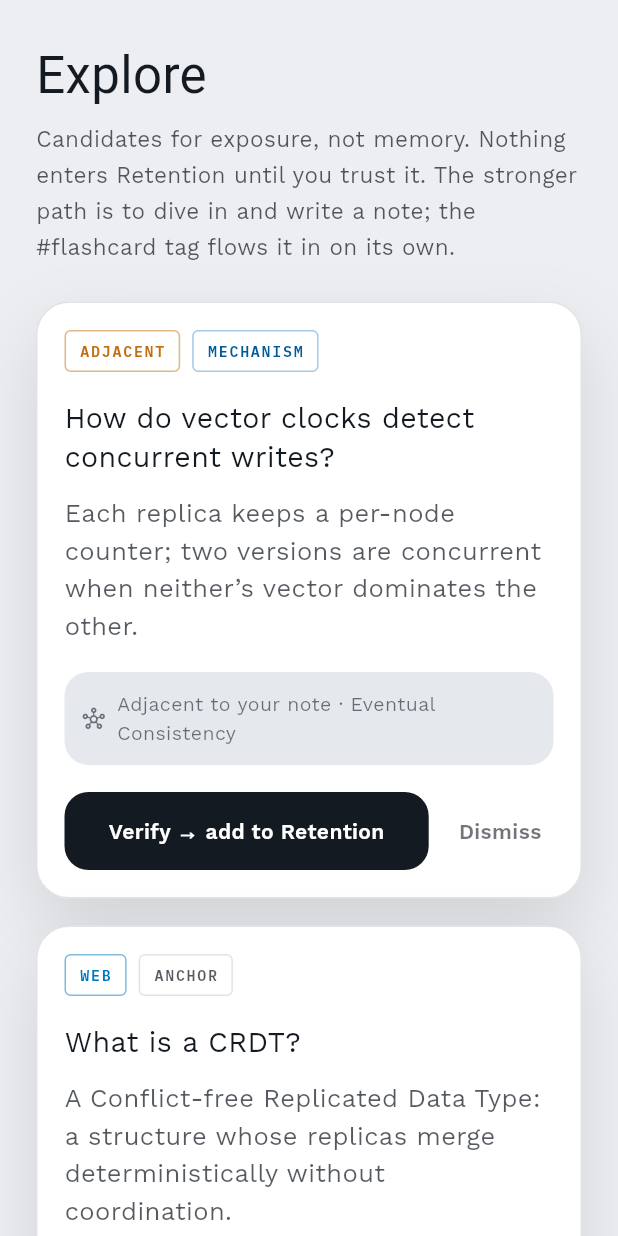
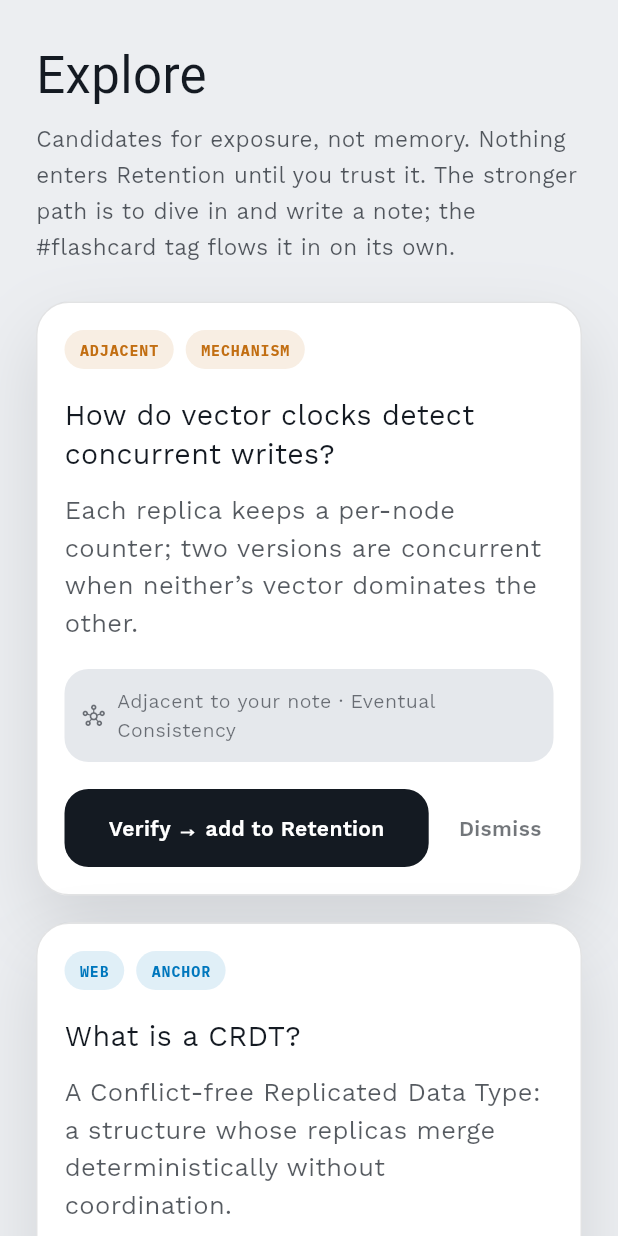
Before and after one commit to moha-elh/Grasp, a Flutter app: the ExploreScreen widget shown alone on an empty page, opened directly, on a phone screen of 412 x 824 dp. Run offline on Flutter 3.47's test engine with Material 3 defaults, Android fonts, the phone set to English and light mode, and no system bars; our stand-ins replace flutter_dotenv, flutter_riverpod, flutter_secure_storage, google_fonts, supabase_flutter; missing offline and left inert: flutter_web_auth_2, fsrs; accounts and stored records are empty; Roboto replaces fonts that are missing (Fugaz One).

Commit message:
style: unify card badges into tinted pill tags
Anchor/Mechanism/Application/Pending/Remake, Explore Adjacent/Web, and the
retention gap chip now share one tinted Tag (soft wash + colored mono text,
pill-shaped) instead of thin outline boxes. Type colors align with the ring
scheme: anchor blue, mechanism amber, application green.

Claude-Session: https://claude.ai/code/session_01HUYBJpE9JYiLBJEedpJ5FK

```diff
--- /dev/null
+++ b/lib/design/widgets/tag.dart
@@ -0,0 +1,31 @@
+import 'package:flutter/widgets.dart';
+
+import '../tokens.dart';
+import '../typography.dart';
+
+/// A small tinted tag: soft color wash behind colored mono text, pill-shaped.
+/// Used for card-type, lifecycle, and source labels so they read as quiet
+/// metadata, not actions (filled ink pills stay reserved for actions).
+class Tag extends StatelessWidget {
+  final String label;
+  final Color color;
+  const Tag(this.label, this.color, {super.key});
+
+  @override
+  Widget build(BuildContext context) {
+    return Container(
+      padding: const EdgeInsets.symmetric(horizontal: 10, vertical: 5),
+      decoration: BoxDecoration(
+        color: color.withValues(alpha: 0.12),
+        borderRadius: BorderRadius.circular(T.rPill),
+      ),
+      child: Text(
+        label.toUpperCase(),
+        style: Typo.mono(size: 9.5, color: color).copyWith(
+          fontWeight: FontWeight.w700,
+          letterSpacing: 0.6,
+        ),
+      ),
+    );
+  }
+}
--- a/lib/design/widgets/type_badge.dart
+++ b/lib/design/widgets/type_badge.dart
@@ -2,48 +2,26 @@ import 'package:flutter/widgets.dart';
 
 import '../../data/models/card.dart';
 import '../tokens.dart';
-import '../typography.dart';
+import 'tag.dart';
 
-/// Outline-only badge for card type (FR-8) and lifecycle states. Filled pills
-/// are reserved for actions, so these are always border + colored text.
-/// Design system §04 Type badges.
+/// Tinted tag for card type (FR-8) and lifecycle states. Colors match the app's
+/// type scheme everywhere: Naming/anchor = blue, Mechanism = amber, Application
+/// = green. Design system §04 Type badges (quiet metadata, not actions).
 class TypeBadge extends StatelessWidget {
   final String label;
-  final Color textColor;
-  final Color borderColor;
+  final Color color;
 
-  const TypeBadge._(this.label, this.textColor, this.borderColor);
+  const TypeBadge._(this.label, this.color);
 
-  factory TypeBadge.type(CardType type) {
-    switch (type) {
-      case CardType.anchor:
-        return const TypeBadge._('ANCHOR', T.inkBody, T.hairline);
-      case CardType.mechanism:
-        return const TypeBadge._('MECHANISM', T.mechText, T.mechBorder);
-      case CardType.application:
-        return const TypeBadge._('APPLICATION', T.appText, T.appBorder);
-    }
-  }
+  factory TypeBadge.type(CardType type) => switch (type) {
+        CardType.anchor => const TypeBadge._('Anchor', T.ringName),
+        CardType.mechanism => const TypeBadge._('Mechanism', T.ringExplain),
+        CardType.application => const TypeBadge._('Application', T.appText),
+      };
 
-  factory TypeBadge.remake() =>
-      const TypeBadge._('REMAKE', T.remakeText, T.remakeBorder);
-  factory TypeBadge.pending() =>
-      const TypeBadge._('PENDING', T.inkMeta, Color(0x2E141A22));
+  factory TypeBadge.remake() => const TypeBadge._('Remake', T.remakeText);
+  factory TypeBadge.pending() => const TypeBadge._('Pending', T.inkMeta);
 
   @override
-  Widget build(BuildContext context) {
-    return Container(
-      padding: const EdgeInsets.symmetric(horizontal: 9, vertical: 5),
-      decoration: BoxDecoration(
-        borderRadius: BorderRadius.circular(T.rBadge),
-        border: Border.all(color: borderColor),
-      ),
-      child: Text(
-        label,
-        style: Typo.mono(size: 9.5, color: textColor).copyWith(
-          fontWeight: FontWeight.w600,
-        ),
-      ),
-    );
-  }
+  Widget build(BuildContext context) => Tag(label, color);
 }
--- a/lib/features/explore/explore_screen.dart
+++ b/lib/features/explore/explore_screen.dart
@@ -3,6 +3,7 @@ import 'package:flutter_riverpod/flutter_riverpod.dart';
 
 import '../../design/tokens.dart';
 import '../../design/typography.dart';
+import '../../design/widgets/tag.dart';
 import '../../design/widgets/type_badge.dart';
 import 'mock_explore.dart';
 
@@ -113,20 +114,9 @@ class ExploreScreen extends ConsumerWidget {
         ),
       );
 
-  Widget _kindBadge(ExploreKind kind) {
-    final (label, color) = kind == ExploreKind.web
-        ? ('WEB', T.accent)
-        : ('ADJACENT', T.softening);
-    return Container(
-      padding: const EdgeInsets.symmetric(horizontal: 9, vertical: 5),
-      decoration: BoxDecoration(
-        borderRadius: BorderRadius.circular(T.rBadge),
-        border: Border.all(color: color.withValues(alpha: 0.5)),
-      ),
-      child: Text(label,
-          style: Typo.mono(size: 9.5, color: color).copyWith(fontWeight: FontWeight.w600)),
-    );
-  }
+  Widget _kindBadge(ExploreKind kind) => kind == ExploreKind.web
+      ? const Tag('Web', T.accent)
+      : const Tag('Adjacent', T.softening);
 
   Widget _empty() => Padding(
         padding: const EdgeInsets.only(top: T.s32),
--- a/lib/features/retention/retention_screen.dart
+++ b/lib/features/retention/retention_screen.dart
@@ -4,6 +4,7 @@ import 'package:flutter_riverpod/flutter_riverpod.dart';
 import '../../core/providers.dart';
 import '../../design/tokens.dart';
 import '../../design/typography.dart';
+import '../../design/widgets/tag.dart';
 import '../remake/remake_controller.dart';
 import '../remake/remake_pile_screen.dart';
 import '../settings/settings_screen.dart';
@@ -188,14 +189,6 @@ class RetentionScreen extends ConsumerWidget {
         : gap >= 0.15
             ? T.softening
             : T.inkMeta;
-    return Container(
-      padding: const EdgeInsets.symmetric(horizontal: 9, vertical: 5),
-      decoration: BoxDecoration(
-        borderRadius: BorderRadius.circular(T.rBadge),
-        border: Border.all(color: color.withValues(alpha: 0.5)),
-      ),
-      child: Text('${pts >= 0 ? '+' : ''}$pts pt gap',
-          style: Typo.mono(size: 9.5, color: color)),
-    );
+    return Tag('${pts >= 0 ? '+' : ''}$pts pt gap', color);
   }
 }
```
Also changed, not shown: 1 other file.
